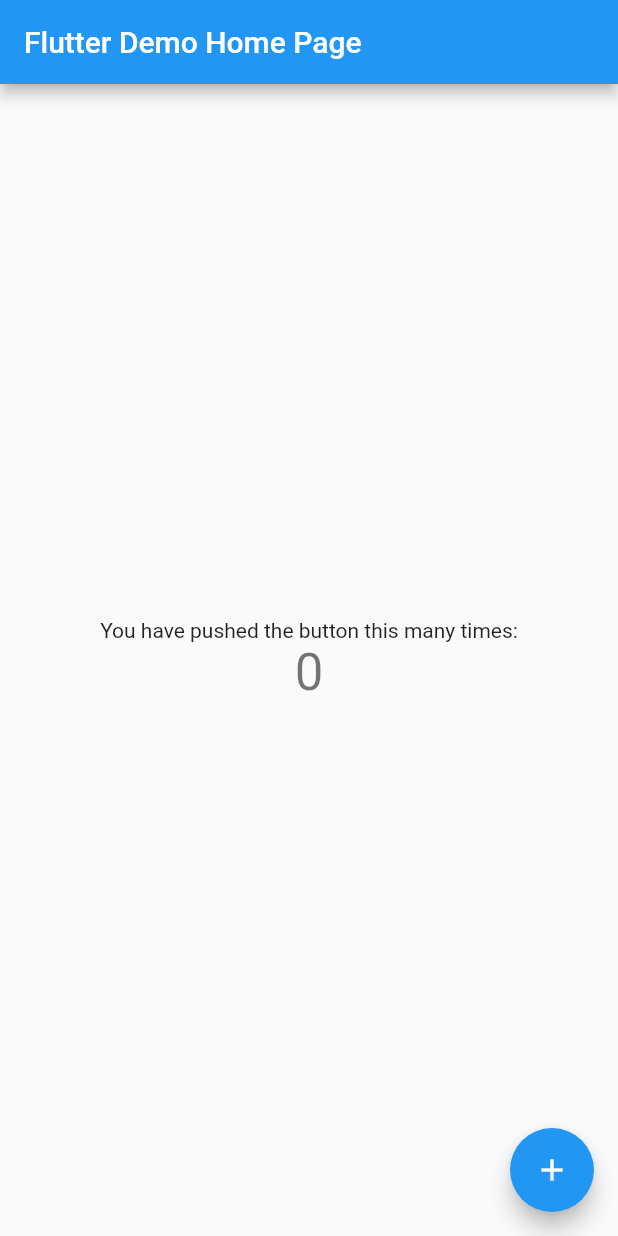
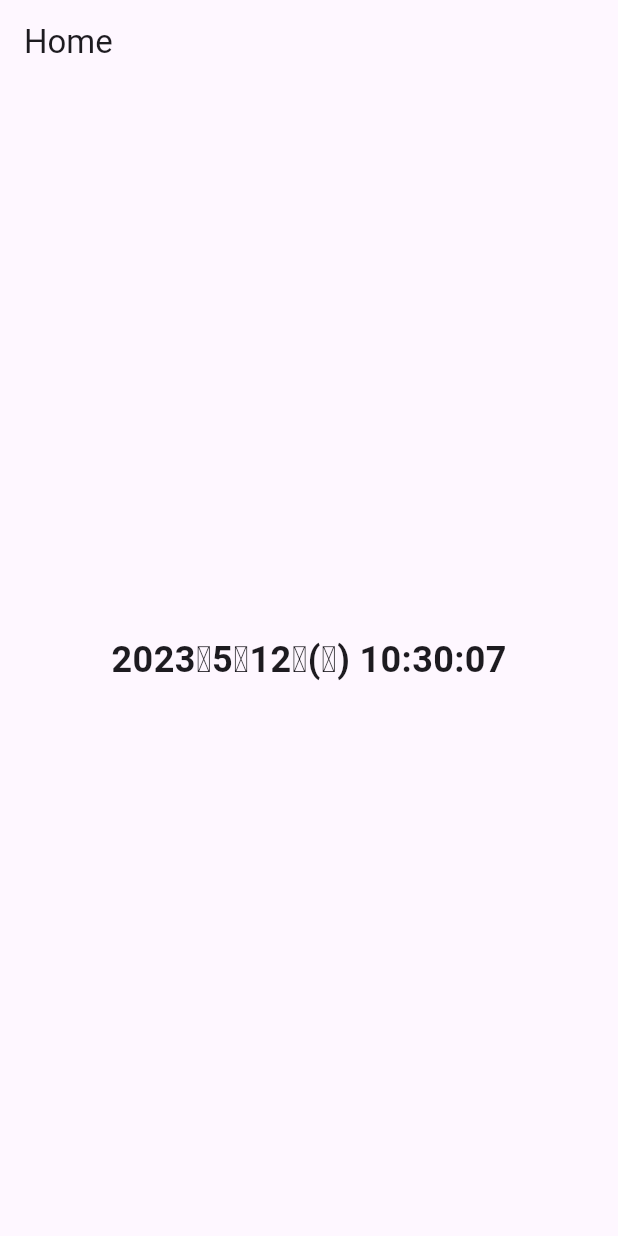
Before and after one commit to Ryota-Tsunoi/flutter-try-material-design-3, a Flutter app: the screen it shows after launch, on a phone screen of 412 x 824 dp. Run offline on Flutter 3.47's test engine with Material 2 defaults, Android fonts, the light colour scheme and no system bars; our stand-ins replace hooks_riverpod.

Commit message:
add clock component

```diff
--- /dev/null
+++ b/lib/components/clock/clock.dart
@@ -0,0 +1,19 @@
+import 'package:flutter/material.dart';
+import 'package:hooks_riverpod/hooks_riverpod.dart';
+import 'package:try_material_design_3/components/clock/providers/clock_provider.dart';
+
+class Clock extends ConsumerWidget {
+  const Clock({super.key});
+
+  @override
+  Widget build(BuildContext context, WidgetRef ref) {
+    final clock = ref.watch(clockProvider.select((value) => value));
+    return Text(
+      clock,
+      style: const TextStyle(
+        fontSize: 24,
+        fontWeight: FontWeight.bold,
+      ),
+    );
+  }
+}
--- a/lib/main.dart
+++ b/lib/main.dart
@@ -1,115 +1,45 @@
 import 'package:flutter/material.dart';
+import 'package:hooks_riverpod/hooks_riverpod.dart';
+import 'package:intl/date_symbol_data_local.dart';
+import 'package:try_material_design_3/components/clock/clock.dart';
 
 void main() {
-  runApp(const MyApp());
+  runApp(
+    const ProviderScope(
+      child: MyApp(),
+    ),
+  );
 }
 
 class MyApp extends StatelessWidget {
   const MyApp({super.key});
 
-  // This widget is the root of your application.
   @override
   Widget build(BuildContext context) {
+    initializeDateFormatting('ja');
     return MaterialApp(
       title: 'Flutter Demo',
       theme: ThemeData(
-        // This is the theme of your application.
-        //
-        // Try running your application with "flutter run". You'll see the
-        // application has a blue toolbar. Then, without quitting the app, try
-        // changing the primarySwatch below to Colors.green and then invoke
-        // "hot reload" (press "r" in the console where you ran "flutter run",
-        // or simply save your changes to "hot reload" in a Flutter IDE).
-        // Notice that the counter didn't reset back to zero; the application
-        // is not restarted.
+        useMaterial3: true,
         primarySwatch: Colors.blue,
       ),
-      home: const MyHomePage(title: 'Flutter Demo Home Page'),
+      home: const Home(),
     );
   }
 }
 
-class MyHomePage extends StatefulWidget {
-  const MyHomePage({super.key, required this.title});
-
-  // This widget is the home page of your application. It is stateful, meaning
-  // that it has a State object (defined below) that contains fields that affect
-  // how it looks.
-
-  // This class is the configuration for the state. It holds the values (in this
-  // case the title) provided by the parent (in this case the App widget) and
-  // used by the build method of the State. Fields in a Widget subclass are
-  // always marked "final".
-
-  final String title;
-
-  @override
-  State<MyHomePage> createState() => _MyHomePageState();
-}
-
-class _MyHomePageState extends State<MyHomePage> {
-  int _counter = 0;
-
-  void _incrementCounter() {
-    setState(() {
-      // This call to setState tells the Flutter framework that something has
-      // changed in this State, which causes it to rerun the build method below
-      // so that the display can reflect the updated values. If we changed
-      // _counter without calling setState(), then the build method would not be
-      // called again, and so nothing would appear to happen.
-      _counter++;
-    });
-  }
+class Home extends StatelessWidget {
+  const Home({super.key});
 
   @override
   Widget build(BuildContext context) {
-    // This method is rerun every time setState is called, for instance as done
-    // by the _incrementCounter method above.
-    //
-    // The Flutter framework has been optimized to make rerunning build methods
-    // fast, so that you can just rebuild anything that needs updating rather
-    // than having to individually change instances of widgets.
     return Scaffold(
       appBar: AppBar(
-        // Here we take the value from the MyHomePage object that was created by
-        // the App.build method, and use it to set our appbar title.
-        title: Text(widget.title),
+        title: const Text("Home"),
       ),
-      body: Center(
-        // Center is a layout widget. It takes a single child and positions it
-        // in the middle of the parent.
-        child: Column(
-          // Column is also a layout widget. It takes a list of children and
-          // arranges them vertically. By default, it sizes itself to fit its
-          // children horizontally, and tries to be as tall as its parent.
-          //
-          // Invoke "debug painting" (press "p" in the console, choose the
-          // "Toggle Debug Paint" action from the Flutter Inspector in Android
-          // Studio, or the "Toggle Debug Paint" command in Visual Studio Code)
-          // to see the wireframe for each widget.
-          //
-          // Column has various properties to control how it sizes itself and
-          // how it positions its children. Here we use mainAxisAlignment to
-          // center the children vertically; the main axis here is the vertical
-          // axis because Columns are vertical (the cross axis would be
-          // horizontal).
-          mainAxisAlignment: MainAxisAlignment.center,
-          children: <Widget>[
-            const Text(
-              'You have pushed the button this many times:',
-            ),
-            Text(
-              '$_counter',
-              style: Theme.of(context).textTheme.headlineMedium,
-            ),
-          ],
-        ),
+      body: const Center(
+        child: Clock(),
       ),
-      floatingActionButton: FloatingActionButton(
-        onPressed: _incrementCounter,
-        tooltip: 'Increment',
-        child: const Icon(Icons.add),
-      ), // This trailing comma makes auto-formatting nicer for build methods.
     );
   }
 }
--- a/pubspec.yaml
+++ b/pubspec.yaml
@@ -34,6 +34,9 @@
   # The following adds the Cupertino Icons font to your application.
   # Use with the CupertinoIcons class for iOS style icons.
   cupertino_icons: ^1.0.2
+  intl: ^0.18.1
+  flutter_hooks: ^0.18.6
+  hooks_riverpod: ^2.3.6
 
 dev_dependencies:
   flutter_test:
```
Also changed, not shown: lib/components/clock/providers/clock_provider.dart (added, +24 -0 lines), pubspec.lock.
